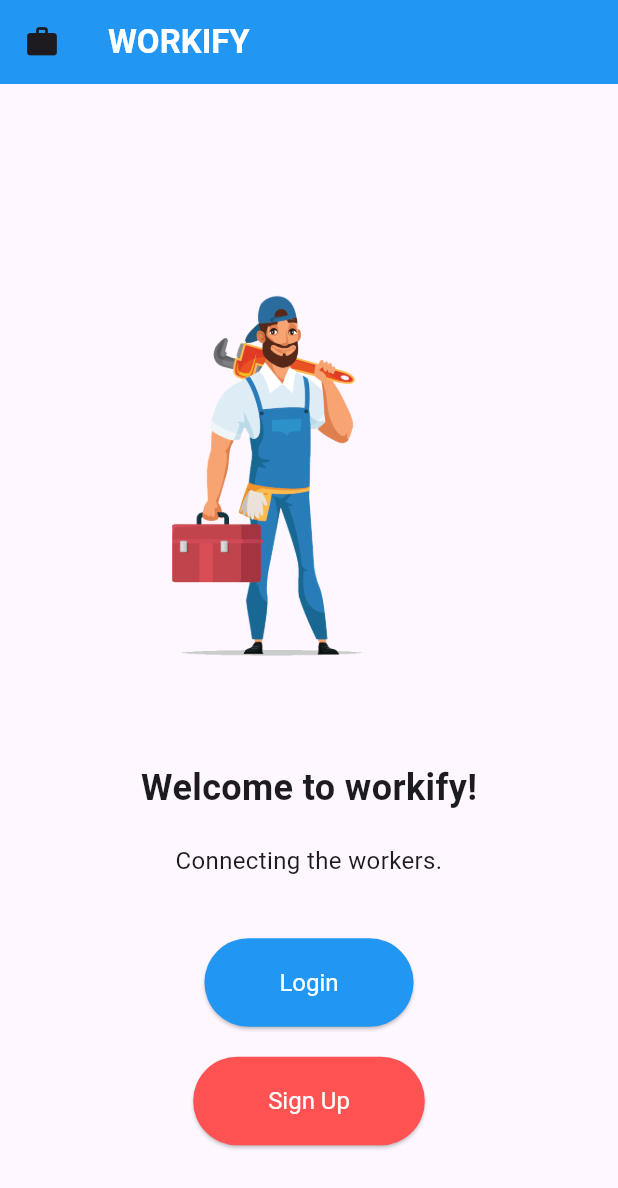
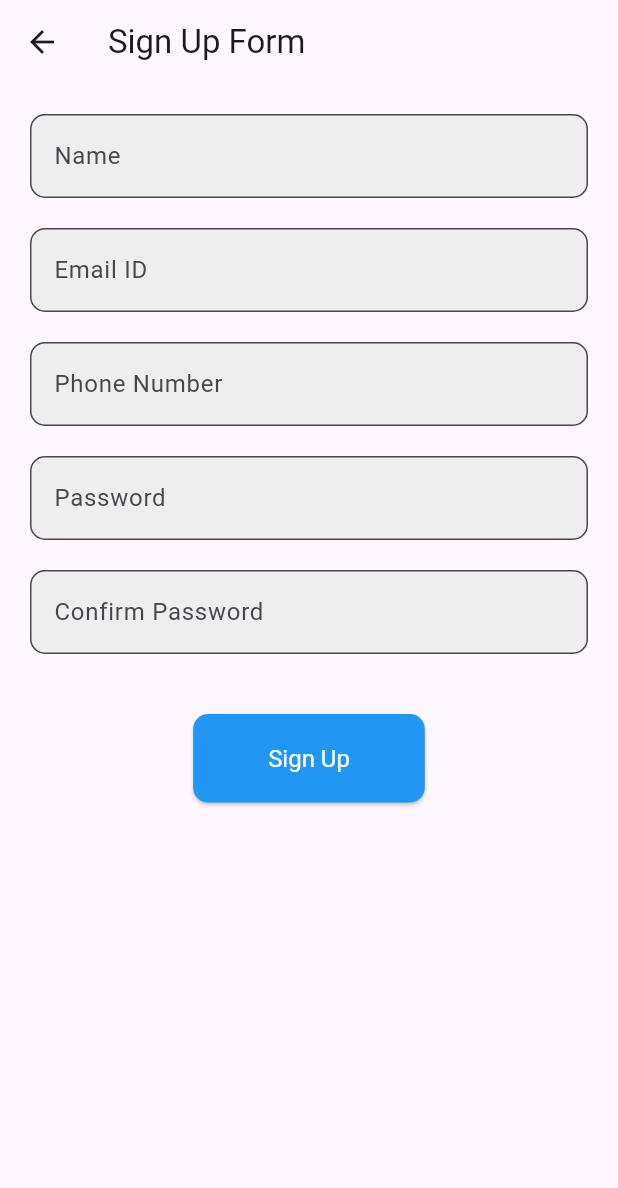
Before and after one commit to muhdismailm/flutter_project, a Flutter app: the screen it shows after launch, after a tap on "Sign Up", on a phone screen of 412 x 824 dp. Shown: the top 1188 px of the screen. Run offline on Flutter 3.47's test engine with Material 3 defaults, Android fonts, the light colour scheme and no system bars; our stand-ins replace firebase_auth, firebase_core; accounts and stored records are empty; network calls fail.

Commit message:
firebase authentication first

```diff
--- a/lib/main.dart
+++ b/lib/main.dart
@@ -1,8 +1,15 @@
+import 'package:firebase_auth/firebase_auth.dart';
+import 'package:firebase_core/firebase_core.dart';
 import 'package:flutter/material.dart';
 import 'package:login_1/src/features/authentication/screens/login/login_form.dart';
-// Correct import statement
+import 'package:login_1/src/features/authentication/screens/login/signup_form.dart';
+import 'firebase_options.dart'; // Import the generated file for Firebase options
 
-void main() => runApp(const App());
+void main() async {
+  WidgetsFlutterBinding.ensureInitialized();
+  await Firebase.initializeApp();
+  runApp(const App());
+}
 
 class App extends StatelessWidget {
   const App({Key? key}) : super(key: key);
@@ -40,11 +47,11 @@ class WelcomeScreen extends StatelessWidget {
         padding: const EdgeInsets.all(20.0),
         child: Column(
           mainAxisAlignment: MainAxisAlignment.center,
-          children:[
+          children: [
             Align(
               alignment: Alignment.centerRight,
               child: Image.asset('assets/images/plumber.png'), // Add your logo here
-            ), // Add your logo here
+            ),
             const SizedBox(height: 20),
             const Text(
               'Welcome to workify!',
@@ -61,13 +68,13 @@ class WelcomeScreen extends StatelessWidget {
               onPressed: () {
                 Navigator.push(
                   context,
-                  MaterialPageRoute(builder: (context){
+                  MaterialPageRoute(builder: (context) {
                     return const LoginForm();
-                  })
+                  }),
                 );
               },
               style: ElevatedButton.styleFrom(
-                  backgroundColor:  Colors.blue, // Background color
+                backgroundColor: Colors.blue, // Background color
                 foregroundColor: Colors.white, // Text color
                 padding: const EdgeInsets.symmetric(horizontal: 50, vertical: 20),
                 textStyle: const TextStyle(fontSize: 16),
@@ -77,7 +84,12 @@ class WelcomeScreen extends StatelessWidget {
             const SizedBox(height: 20),
             ElevatedButton(
               onPressed: () {
-                  // Navigate to signup screen
+                Navigator.push(
+                  context,
+                  MaterialPageRoute(builder: (context) {
+                    return const SignUpForm();
+                  }),
+                );
               },
               style: ElevatedButton.styleFrom(
                 backgroundColor: Colors.redAccent, // Background color
@@ -113,7 +125,7 @@ class AppHome extends StatelessWidget {
       ),
       body: const Padding(
         padding: EdgeInsets.all(20.0),
-
+        child: LoginForm(),
       ),
     );
   }
--- /dev/null
+++ b/lib/src/features/authentication/screens/login/signup_form.dart
@@ -0,0 +1,194 @@
+import 'package:flutter/material.dart';
+import 'package:flutter/services.dart';
+import 'package:login_1/src/features/authentication/screens/login/auth_service.dart';
+
+class SignUpForm extends StatefulWidget {
+  const SignUpForm({Key? key}) : super(key: key);
+
+  @override
+  _SignUpFormState createState() => _SignUpFormState();
+}
+
+class _SignUpFormState extends State<SignUpForm> {
+
+  final _auth =AuthService();
+
+  final _formKey = GlobalKey<FormState>();
+  final _nameController = TextEditingController();
+  final _emailController = TextEditingController();
+  final _phoneController = TextEditingController();
+  final _passwordController = TextEditingController();
+  final _confirmPasswordController = TextEditingController();
+
+  @override
+  void dispose() {
+    _nameController.dispose();
+    _emailController.dispose();
+    _phoneController.dispose();
+    _passwordController.dispose();
+    _confirmPasswordController.dispose();
+    super.dispose();
+  }
+
+  @override
+  Widget build(BuildContext context) {
+    return Scaffold(
+      appBar: AppBar(
+        title: const Text('Sign Up Form'),
+      ),
+      body: Padding(
+        padding: const EdgeInsets.all(20.0),
+        child: Form(
+          key: _formKey,
+          child: ListView(
+            children: [
+              TextFormField(
+                controller: _nameController,
+                decoration: InputDecoration(
+                  labelText: 'Name',
+                  border: OutlineInputBorder(
+                    borderRadius: BorderRadius.circular(10.0),
+                  ),
+                  filled: true,
+                  fillColor: Colors.grey[200],
+                ),
+                validator: (value) {
+                  if (value == null || value.isEmpty) {
+                    return 'Please enter your name';
+                  }
+                  return null;
+                },
+              ),
+              const SizedBox(height: 20),
+              TextFormField(
+                controller: _emailController,
+                decoration: InputDecoration(
+                  labelText: 'Email ID',
+                  border: OutlineInputBorder(
+                    borderRadius: BorderRadius.circular(10.0),
+                  ),
+                  filled: true,
+                  fillColor: Colors.grey[200],
+                ),
+                validator: (value) {
+                  if (value == null || value.isEmpty) {
+                    return 'Please enter your email ID';
+                  }
+                  return null;
+                },
+              ),
+              const SizedBox(height: 20),
+              TextFormField(
+                controller: _phoneController,
+                decoration: InputDecoration(
+                  labelText: 'Phone Number',
+                  border: OutlineInputBorder(
+                    borderRadius: BorderRadius.circular(10.0),
+                  ),
+                  filled: true,
+                  fillColor: Colors.grey[200],
+                ),
+                keyboardType: TextInputType.number,
+                inputFormatters: [
+                  FilteringTextInputFormatter.digitsOnly,
+                  LengthLimitingTextInputFormatter(10),
+                ],
+                validator: (value) {
+                  if (value == null || value.isEmpty) {
+                    return 'Please enter your phone number';
+                  } else if (value.length != 10) {
+                    return 'Phone number must be 10 digits';
+                  }
+                  return null;
+                },
+              ),
+              const SizedBox(height: 20),
+              TextFormField(
+                controller: _passwordController,
+                decoration: InputDecoration(
+                  labelText: 'Password',
+                  border: OutlineInputBorder(
+                    borderRadius: BorderRadius.circular(10.0),
+                  ),
+                  filled: true,
+                  fillColor: Colors.grey[200],
+                ),
+                obscureText: true,
+                validator: (value) {
+                  if (value == null || value.isEmpty) {
+                    return 'Please enter your password';
+                  }
+                  return null;
+                },
+              ),
+              const SizedBox(height: 20),
+              TextFormField(
+                controller: _confirmPasswordController,
+                decoration: InputDecoration(
+                  labelText: 'Confirm Password',
+                  border: OutlineInputBorder(
+                    borderRadius: BorderRadius.circular(10.0),
+                  ),
+                  filled: true,
+                  fillColor: Colors.grey[200],
+                ),
+                obscureText: true,
+                validator: (value) {
+                  if (value == null || value.isEmpty) {
+                    return 'Please confirm your password';
+                  } else if (value != _passwordController.text) {
+                    return 'Passwords do not match';
+                  }
+                  return null;
+                },
+              ),
+              const SizedBox(height: 40),
+              Center(
+                child: ElevatedButton(
+                  onPressed: _signup,
+                  style: ElevatedButton.styleFrom(
+                    backgroundColor: Colors.blue, // Background color
+                    foregroundColor: Colors.white, // Text color
+                    padding: const EdgeInsets.symmetric(horizontal: 50, vertical: 20),
+                    textStyle: const TextStyle(fontSize: 16),
+                    shape: RoundedRectangleBorder(
+                      borderRadius: BorderRadius.circular(10.0),
+                    ),
+                  ),
+                  child: const Text('Sign Up'),
+                ),
+              ),
+            ],
+          ),
+        ),
+      ),
+    );
+  }
+
+  void _signup() async {
+    if (_formKey.currentState!.validate()) {
+
+      final email = _emailController.text;
+
+      final password = _passwordController.text;
+      final confirmPassword = _confirmPasswordController.text;
+
+      if (password == confirmPassword) {
+        final user = await _auth.createUserWithEmailAndPassword(email, password);
+        if (user != null) {
+          ScaffoldMessenger.of(context).showSnackBar(
+            const SnackBar(content: Text('User created successfully')),
+          );
+        } else {
+          ScaffoldMessenger.of(context).showSnackBar(
+            const SnackBar(content: Text('User creation failed')),
+          );
+        }
+      } else {
+        ScaffoldMessenger.of(context).showSnackBar(
+          const SnackBar(content: Text('Passwords do not match')),
+        );
+      }
+    }
+  }
+}
--- a/pubspec.yaml
+++ b/pubspec.yaml
@@ -7,6 +7,8 @@ environment:
   sdk: ">=2.12.0 <3.0.0"
 
 dependencies:
+  firebase_auth: ^5.5.1
+  firebase_core: ^3.12.1
   flutter:
     sdk: flutter
   flutter_native_splash: ^2.4.4
```
Also changed, not shown: lib/src/features/authentication/screens/login/auth_service.dart (added, +39 -0 lines), lib/src/features/authentication/screens/login/login_form.dart (+52 -26 lines), firebase.json (added), lib/firebase_options.dart (added), pubspec.lock, 6 other files. Lines whose indentation alone changed are shown as unchanged.
